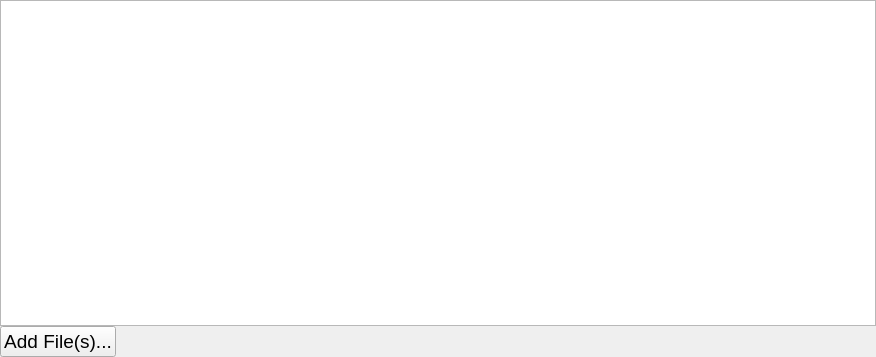
ilastik/ilastik, file ilastik/applets/dataSelection/dataDetailViewerWidget.ui: the form before one commit.
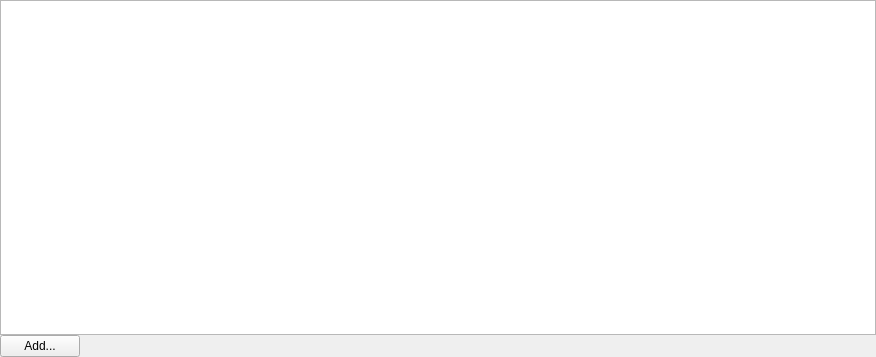
The form after the commit. Icons and pictures are not drawn. Custom widgets are drawn as their Qt base class.

Commit message: more icons, improved button name, fix properties dialog

```diff
--- a/ilastik/applets/dataSelection/dataDetailViewerWidget.ui
+++ b/ilastik/applets/dataSelection/dataDetailViewerWidget.ui
@@ -27,13 +27,12 @@
     <layout class="QHBoxLayout" name="horizontalLayout">
      <item>
       <widget class="QPushButton" name="appendButton">
-       <property name="font">
-        <font>
-         <pointsize>14</pointsize>
-        </font>
-       </property>
        <property name="text">
-        <string>Add File(s)...</string>
+        <string>Add...</string>
+       </property>
+       <property name="icon">
+        <iconset>
+         <normaloff>../../shell/gui/icons/16x16/actions/list-add.png</normaloff>../../shell/gui/icons/16x16/actions/list-add.png</iconset>
        </property>
       </widget>
      </item>
```
The commit also changes 3 other files.
